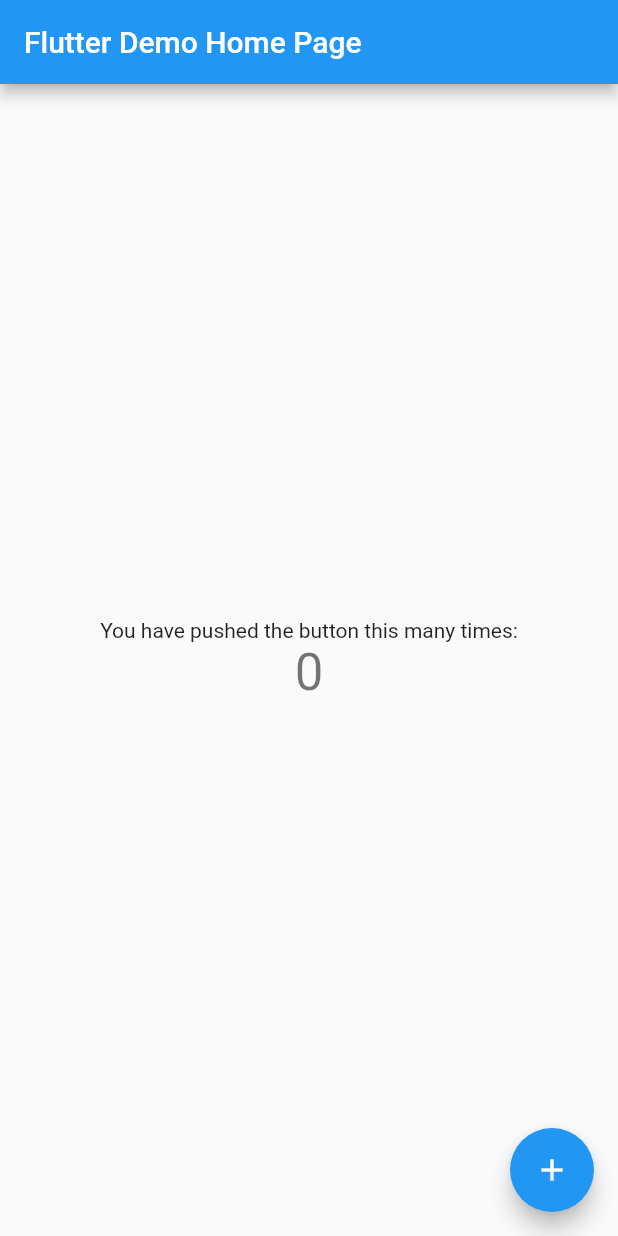
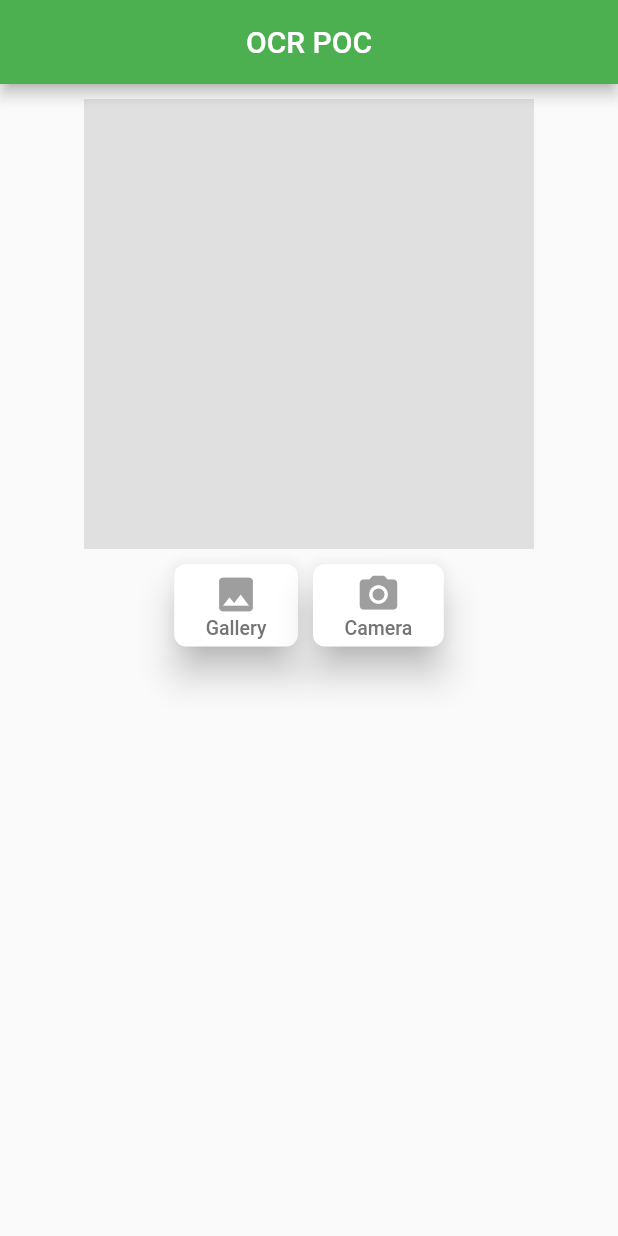
Before and after one commit to AymenDevFull/ocr-poc, a Flutter app: the screen it shows after launch, on a phone screen of 412 x 824 dp. Run offline on Flutter 3.47's test engine with Material 2 defaults, Android fonts, the phone set to English and light mode, and no system bars; our stand-ins replace image_picker; missing offline and left inert: google_ml_kit.

Commit message:
feat(ocr): add ocr plugin

```diff
--- /dev/null
+++ b/lib/core/ocr/ocr_service.dart
@@ -0,0 +1,28 @@
+import 'package:google_ml_kit/google_ml_kit.dart';
+
+class OcrService {
+  OcrService();
+
+  Future<List<String>> getRecognisedText(String path, String text) async {
+    try {
+      final textDetector = GoogleMlKit.vision.textRecognizer();
+      final imageInput = InputImage.fromFilePath(path);
+      final RecognizedText recognisedText =
+          await textDetector.processImage(imageInput);
+      await textDetector.close();
+      final textBlock =
+          recognisedText.blocks.map((textBlock) => textBlock.lines).toList();
+      final textlines = textBlock.map((textLine) => textLine).toList();
+      final lines = textlines.expand((element) => element).toList();
+      final tvaList = lines
+          .map(
+            (line) => line.text,
+          )
+          .toList();
+
+      return tvaList;
+    } catch (e) {
+      return [];
+    }
+  }
+}
--- /dev/null
+++ b/lib/core/services/image_source_service.dart
@@ -0,0 +1,17 @@
+import 'package:image_picker/image_picker.dart';
+
+class ImagesSourceService {
+  ImagesSourceService({
+    required this.imagePicker,
+  });
+  final ImagePicker imagePicker;
+
+  Future<String?> getImage(ImageSource source) async {
+    try {
+      final pickedImage = await imagePicker.pickImage(source: source);
+      return pickedImage!.path;
+    } catch (e) {
+      return null;
+    }
+  }
+}
--- /dev/null
+++ b/lib/features/ocr/presentation/mvvm/ocr_provider.dart
@@ -0,0 +1,26 @@
+import 'package:flutter/cupertino.dart';
+import 'package:image_picker/image_picker.dart';
+import 'package:ocr/core/ocr/ocr_service.dart';
+import 'package:ocr/core/services/image_source_service.dart';
+
+class OcrProvider extends ChangeNotifier {
+  final OcrService ocrService;
+  final ImagesSourceService sourceService;
+  OcrProvider({
+    required this.ocrService,
+    required this.sourceService,
+  });
+  List<String> _tvaList = [];
+  String? _source;
+
+  Future<void> getTextRecognized(ImageSource source, String text) async {
+    _source = await sourceService.getImage(source);
+    if (_source != null) {
+      _tvaList = await ocrService.getRecognisedText(_source!, text);
+      notifyListeners();
+    }
+  }
+
+  List<String> get tvaList => _tvaList;
+  String? get source => _source;
+}
--- /dev/null
+++ b/lib/features/ocr/presentation/ui/ocr_page.dart
@@ -0,0 +1,148 @@
+import 'dart:io';
+
+import 'package:flutter/material.dart';
+import 'package:image_picker/image_picker.dart';
+import 'package:ocr/core/ocr/ocr_service.dart';
+import 'package:ocr/core/services/image_source_service.dart';
+import 'package:ocr/features/ocr/presentation/mvvm/ocr_provider.dart';
+import 'package:provider/provider.dart';
+
+class OcrPage extends StatelessWidget {
+  const OcrPage({Key? key}) : super(key: key);
+
+  @override
+  Widget build(BuildContext context) {
+    return Scaffold(
+      appBar: AppBar(
+        centerTitle: true,
+        title: const Text("OCR POC"),
+      ),
+      body: SingleChildScrollView(
+        child: ChangeNotifierProvider(
+          create: (_) => OcrProvider(
+              ocrService: OcrService(),
+              sourceService: ImagesSourceService(
+                imagePicker: ImagePicker(),
+              )),
+          child: Consumer<OcrProvider>(
+            builder: (context, provider, _) {
+              return Column(
+                children: [
+                  const SizedBox(
+                    height: 10,
+                  ),
+                  if (provider.source != null)
+                    SizedBox(child: Image.file(File(provider.source!)))
+                  else
+                    Container(
+                      width: 300,
+                      height: 300,
+                      color: Colors.grey[300]!,
+                    ),
+                  Row(
+                    mainAxisAlignment: MainAxisAlignment.center,
+                    children: [
+                      Container(
+                          margin: const EdgeInsets.symmetric(horizontal: 5),
+                          padding: const EdgeInsets.only(top: 10),
+                          child: ElevatedButton(
+                            style: ElevatedButton.styleFrom(
+                              primary: Colors.white,
+                              onPrimary: Colors.grey,
+                              shadowColor: Colors.grey[400],
+                              elevation: 10,
+                              shape: RoundedRectangleBorder(
+                                  borderRadius: BorderRadius.circular(8.0)),
+                            ),
+                            onPressed: () {
+                              provider.getTextRecognized(
+                                  ImageSource.gallery, "TVA");
+                            },
+                            child: Container(
+                              margin: const EdgeInsets.symmetric(
+                                  vertical: 5, horizontal: 5),
+                              child: Column(
+                                mainAxisSize: MainAxisSize.min,
+                                children: [
+                                  const Icon(
+                                    Icons.image,
+                                    size: 30,
+                                  ),
+                                  Text(
+                                    "Gallery",
+                                    style: TextStyle(
+                                        fontSize: 13, color: Colors.grey[600]),
+                                  )
+                                ],
+                              ),
+                            ),
+                          )),
+                      Container(
+                          margin: const EdgeInsets.symmetric(horizontal: 5),
+                          padding: const EdgeInsets.only(top: 10),
+                          child: ElevatedButton(
+                            style: ElevatedButton.styleFrom(
+                              primary: Colors.white,
+                              onPrimary: Colors.grey,
+                              shadowColor: Colors.grey[400],
+                              elevation: 10,
+                              shape: RoundedRectangleBorder(
+                                  borderRadius: BorderRadius.circular(8.0)),
+                            ),
+                            onPressed: () {
+                              provider.getTextRecognized(
+                                ImageSource.camera,
+                                "TVA",
+                              );
+                            },
+                            child: Container(
+                              margin: const EdgeInsets.symmetric(
+                                  vertical: 5, horizontal: 5),
+                              child: Column(
+                                mainAxisSize: MainAxisSize.min,
+                                children: [
+                                  const Icon(
+                                    Icons.camera_alt,
+                                    size: 30,
+                                  ),
+                                  Text(
+                                    "Camera",
+                                    style: TextStyle(
+                                        fontSize: 13, color: Colors.grey[600]),
+                                  )
+                                ],
+                              ),
+                            ),
+                          )),
+                    ],
+                  ),
+                  if (provider.tvaList.isNotEmpty)
+                    SizedBox(
+                      height: 500,
+                      child: ListView.builder(
+                        itemCount: provider.tvaList.length,
+                        prototypeItem: const ListTile(
+                          title: Text("Tva list",
+                              style: TextStyle(
+                                fontSize: 15,
+                                color: Colors.black,
+                              )),
+                        ),
+                        itemBuilder: (context, index) {
+                          return ListTile(
+                            title: Text(
+                              provider.tvaList[index].toString(),
+                            ),
+                          );
+                        },
+                      ),
+                    )
+                ],
+              );
+            },
+          ),
+        ),
+      ),
+    );
+  }
+}
--- a/lib/main.dart
+++ b/lib/main.dart
@@ -1,4 +1,5 @@
 import 'package:flutter/material.dart';
+import 'package:ocr/features/ocr/presentation/ui/ocr_page.dart';
 
 void main() {
   runApp(const MyApp());
@@ -13,103 +14,9 @@ class MyApp extends StatelessWidget {
     return MaterialApp(
       title: 'Flutter Demo',
       theme: ThemeData(
-        // This is the theme of your application.
-        //
-        // Try running your application with "flutter run". You'll see the
-        // application has a blue toolbar. Then, without quitting the app, try
-        // changing the primarySwatch below to Colors.green and then invoke
-        // "hot reload" (press "r" in the console where you ran "flutter run",
-        // or simply save your changes to "hot reload" in a Flutter IDE).
-        // Notice that the counter didn't reset back to zero; the application
-        // is not restarted.
-        primarySwatch: Colors.blue,
+        primarySwatch: Colors.green,
       ),
-      home: const MyHomePage(title: 'Flutter Demo Home Page'),
+      home: const OcrPage(),
     );
   }
 }
-
-class MyHomePage extends StatefulWidget {
-  const MyHomePage({Key? key, required this.title}) : super(key: key);
-
-  // This widget is the home page of your application. It is stateful, meaning
-  // that it has a State object (defined below) that contains fields that affect
-  // how it looks.
-
-  // This class is the configuration for the state. It holds the values (in this
-  // case the title) provided by the parent (in this case the App widget) and
-  // used by the build method of the State. Fields in a Widget subclass are
-  // always marked "final".
-
-  final String title;
-
-  @override
-  State<MyHomePage> createState() => _MyHomePageState();
-}
-
-class _MyHomePageState extends State<MyHomePage> {
-  int _counter = 0;
-
-  void _incrementCounter() {
-    setState(() {
-      // This call to setState tells the Flutter framework that something has
-      // changed in this State, which causes it to rerun the build method below
-      // so that the display can reflect the updated values. If we changed
-      // _counter without calling setState(), then the build method would not be
-      // called again, and so nothing would appear to happen.
-      _counter++;
-    });
-  }
-
-  @override
-  Widget build(BuildContext context) {
-    // This method is rerun every time setState is called, for instance as done
-    // by the _incrementCounter method above.
-    //
-    // The Flutter framework has been optimized to make rerunning build methods
-    // fast, so that you can just rebuild anything that needs updating rather
-    // than having to individually change instances of widgets.
-    return Scaffold(
-      appBar: AppBar(
-        // Here we take the value from the MyHomePage object that was created by
-        // the App.build method, and use it to set our appbar title.
-        title: Text(widget.title),
-      ),
-      body: Center(
-        // Center is a layout widget. It takes a single child and positions it
-        // in the middle of the parent.
-        child: Column(
-          // Column is also a layout widget. It takes a list of children and
-          // arranges them vertically. By default, it sizes itself to fit its
-          // children horizontally, and tries to be as tall as its parent.
-          //
-          // Invoke "debug painting" (press "p" in the console, choose the
-          // "Toggle Debug Paint" action from the Flutter Inspector in Android
-          // Studio, or the "Toggle Debug Paint" command in Visual Studio Code)
-          // to see the wireframe for each widget.
-          //
-          // Column has various properties to control how it sizes itself and
-          // how it positions its children. Here we use mainAxisAlignment to
-          // center the children vertically; the main axis here is the vertical
-          // axis because Columns are vertical (the cross axis would be
-          // horizontal).
-          mainAxisAlignment: MainAxisAlignment.center,
-          children: <Widget>[
-            const Text(
-              'You have pushed the button this many times:',
-            ),
-            Text(
-              '$_counter',
-              style: Theme.of(context).textTheme.headline4,
-            ),
-          ],
-        ),
-      ),
-      floatingActionButton: FloatingActionButton(
-        onPressed: _incrementCounter,
-        tooltip: 'Increment',
-        child: const Icon(Icons.add),
-      ), // This trailing comma makes auto-formatting nicer for build methods.
-    );
-  }
-}
```
Also changed, not shown: pubspec.yaml (+5 -22 lines), pubspec.lock, 2 other files.
